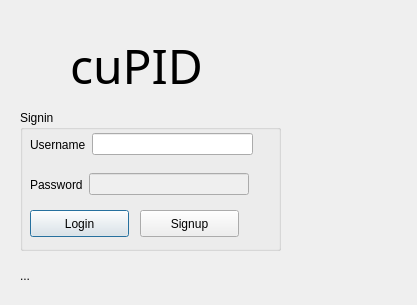
Qt form loginwindow.ui (sprinklej/00100100) before a commit.
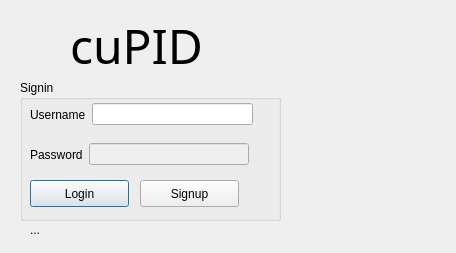
The same form after that commit.

Patch:
```diff
--- a/loginwindow.ui
+++ b/loginwindow.ui
@@ -6,8 +6,8 @@
    <rect>
     <x>0</x>
     <y>0</y>
-    <width>417</width>
-    <height>305</height>
+    <width>456</width>
+    <height>253</height>
    </rect>
   </property>
   <property name="windowTitle">
@@ -16,8 +16,8 @@
   <widget class="QLabel" name="status">
    <property name="geometry">
     <rect>
-     <x>20</x>
-     <y>266</y>
+     <x>30</x>
+     <y>220</y>
      <width>211</width>
      <height>20</height>
     </rect>
@@ -33,7 +33,7 @@
    <property name="geometry">
     <rect>
      <x>20</x>
-     <y>110</y>
+     <y>80</y>
      <width>261</width>
      <height>141</height>
     </rect>
@@ -129,7 +129,7 @@
    <property name="geometry">
     <rect>
      <x>70</x>
-     <y>40</y>
+     <y>20</y>
      <width>141</width>
      <height>51</height>
     </rect>
@@ -149,8 +149,8 @@
     <rect>
      <x>280</x>
      <y>10</y>
-     <width>111</width>
-     <height>121</height>
+     <width>171</width>
+     <height>221</height>
     </rect>
    </property>
    <property name="text">
```
Left out of the diff: 2 changed lines with no effect on the pictures.
